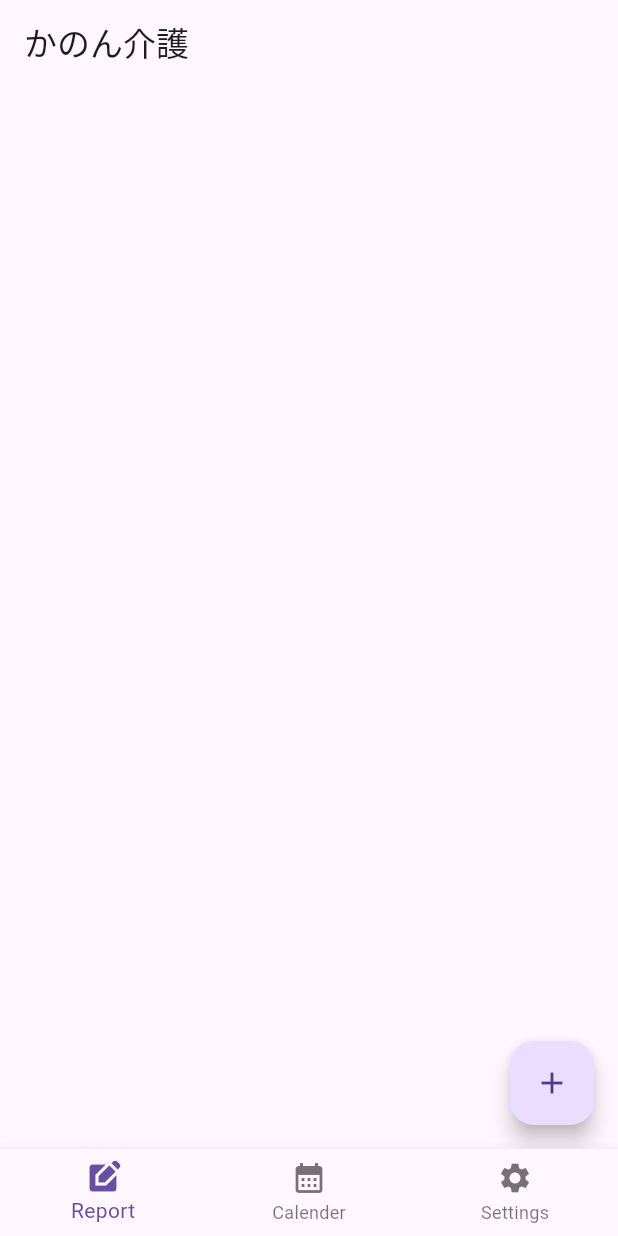
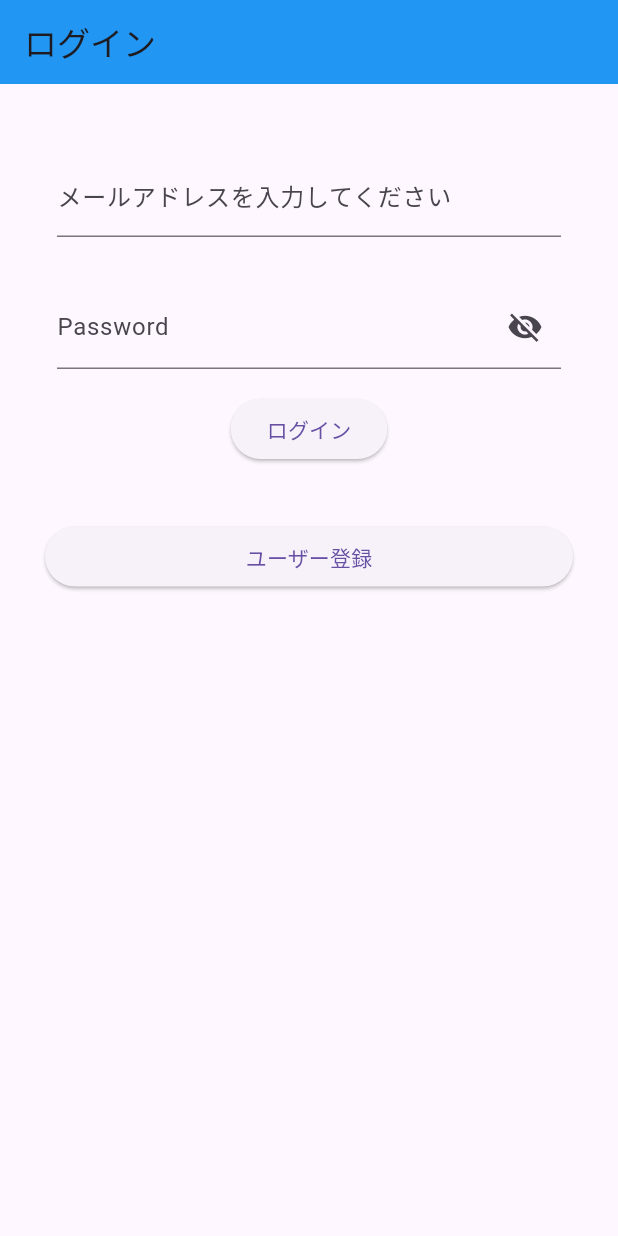
Before and after one commit to taichi20020330/kanonFlutterApp, a Flutter app: the screen it shows after launch, on a phone screen of 412 x 824 dp. Run offline on Flutter 3.47's test engine with Material 3 defaults, Android fonts, the phone set to English and light mode, and no system bars; our stand-ins replace cloud_firestore, firebase_auth, firebase_core, flutter_riverpod, freezed_annotation, hooks_riverpod and 2 more; accounts and stored records are empty; generated files the repository leaves out were written again.

Commit message:
最低限のログイン機能を実装

```diff
--- a/lib/data/enum.dart
+++ b/lib/data/enum.dart
@@ -8,7 +8,6 @@ enum UserLabel {
   const UserLabel(this.label);
   final String label;
 }
-
 
 List<String> simpleUserNameList = [
   "佐藤真美",
@@ -38,13 +37,10 @@ List<String> simpleUserNameList = [
   "川田美希"
 ];
 
-
-
-
-
 enum TimeLabel {
   startTime,
-  endTime, selectTime,
+  endTime,
+  selectTime,
 }
 
 enum OpenFormPageMode {
@@ -57,9 +53,9 @@ enum TimeSelectButtonMode {
   endTimeMode,
 }
 
-
 enum PageType {
   Report,
-  Calender,
+  Calendar,
   Settings,
+  Logout,
 }
--- a/lib/main.dart
+++ b/lib/main.dart
@@ -1,3 +1,4 @@
+import 'package:firebase_auth/firebase_auth.dart';
 import 'package:flutter/material.dart';
 import 'package:hooks_riverpod/hooks_riverpod.dart';
 import 'package:flutter_localizations/flutter_localizations.dart';
@@ -7,7 +8,7 @@ import 'package:kanon_app/data/enum.dart';
 import 'package:kanon_app/data/provider.dart';
 import 'package:kanon_app/data/report.dart';
 import 'package:kanon_app/%20model/report_model.dart';
-// import 'package:flutter_hooks/flutter_hooks.dart';
+import 'package:kanon_app/page/login.dart';
 
 import 'package:firebase_core/firebase_core.dart';
 import 'package:kanon_app/page/form.dart';
@@ -36,6 +37,25 @@ class MyApp extends StatelessWidget {
   // This widget is the root of your application.
   @override
   Widget build(BuildContext context) {
+    // return const MaterialApp(
+    //   localizationsDelegates: [
+    //     GlobalMaterialLocalizations.delegate,
+    //     GlobalWidgetsLocalizations.delegate,
+    //     GlobalCupertinoLocalizations.delegate,
+    //   ],
+    //   supportedLocales: [
+    //     Locale('ja'),
+    //   ],
+    //   locale: Locale('ja'),
+    //   debugShowCheckedModeBanner: false,
+    //   title: 'Flutter Demo',
+    //   home: LoginPage(),
+    // );
+    return StreamBuilder(
+      stream: FirebaseAuth.instance.authStateChanges(),
+      builder: (BuildContext context, AsyncSnapshot<User?> snapshot) {
+        if (snapshot.hasData) {
+          // ログインしている場合の表示するウィジェット
           return const MaterialApp(
             localizationsDelegates: [
               GlobalMaterialLocalizations.delegate,
@@ -50,10 +70,27 @@ class MyApp extends StatelessWidget {
             title: 'Flutter Demo',
             home: BottomNavigationPage(),
           );
+        } else {
+          // ログインしていない場合の表示するウィジェット
+          return const MaterialApp(
+            localizationsDelegates: [
+              GlobalMaterialLocalizations.delegate,
+              GlobalWidgetsLocalizations.delegate,
+              GlobalCupertinoLocalizations.delegate,
+            ],
+            supportedLocales: [
+              Locale('ja'),
+            ],
+            locale: Locale('ja'),
+            debugShowCheckedModeBanner: false,
+            title: 'Flutter Demo',
+            home: LoginPage(),
+          );
+        }
+      },
+    );
   }
 }
-
-
 
 final _currentReport = Provider<Report>((ref) => throw UnimplementedError());
 
@@ -65,21 +102,21 @@ class ReportItem extends HookConsumerWidget {
     final report = ref.watch(_currentReport);
     String formattedDate = DateFormat('yyyy年MM月dd日').format(report.date);
 
-    return  Material(
+    return Material(
       child: Card(
         child: ListTile(
           title: Text(
             selectUser(report.user),
           ),
-        subtitle: Text('$formattedDate ${formatTime(report.startTime)} ~ ${formatTime(report.endTime)}'),
+          subtitle: Text(
+              '$formattedDate ${formatTime(report.startTime)} ~ ${formatTime(report.endTime)}'),
           trailing: const CardMenuTrailing(),
         ),
-
       ),
     );
   }
 
-  String selectUser(int userNumber){
+  String selectUser(int userNumber) {
     switch (userNumber) {
       case 0:
         return '戸松さん';
@@ -98,7 +135,8 @@ class ReportItem extends HookConsumerWidget {
 
   String formatTime(DateTime time) {
     // intlパッケージを使用して24時間形式でフォーマット
-    final formattedTime = DateFormat.Hm().format(DateTime(2023, 1, 1, time.hour, time.minute));
+    final formattedTime =
+        DateFormat.Hm().format(DateTime(2023, 1, 1, time.hour, time.minute));
     return formattedTime;
   }
 }
--- /dev/null
+++ b/lib/page/login.dart
@@ -0,0 +1,129 @@
+import 'package:flutter/material.dart';
+import 'package:firebase_auth/firebase_auth.dart';
+import 'package:kanon_app/module/bottom_navigation.dart';
+import 'package:kanon_app/page/register.dart';
+
+class LoginPage extends StatefulWidget {
+  const LoginPage({Key? key}) : super(key: key);
+
+  @override
+  State<LoginPage> createState() => _LoginPageState();
+}
+
+class _LoginPageState extends State<LoginPage> {
+  bool _isObscure = true;
+
+  String email = '';
+  String password = '';
+  String infoText = '';
+
+  @override
+  Widget build(BuildContext context) {
+    return Scaffold(
+      appBar: AppBar(
+        title: Text('ログイン'),
+        backgroundColor: Colors.blue,
+      ),
+      body: Center(
+        child: Container(
+          padding: const EdgeInsets.all(30.0),
+          child: Column(
+            crossAxisAlignment: CrossAxisAlignment.start,
+            children: <Widget>[
+              Padding(
+                padding:
+                    const EdgeInsets.symmetric(horizontal: 8, vertical: 16),
+                child: TextFormField(
+                  decoration: const InputDecoration(
+                    labelText: 'メールアドレスを入力してください',
+                  ),
+                  onChanged: (String value) {
+                    setState(() {
+                      email = value;
+                    });
+                  },
+                ),
+              ),
+              Padding(
+                padding:
+                    const EdgeInsets.symmetric(horizontal: 8, vertical: 16),
+                child: TextFormField(
+                  obscureText: _isObscure,
+                  decoration: InputDecoration(
+                      labelText: 'Password',
+                      suffixIcon: IconButton(
+                          icon: Icon(_isObscure
+                              ? Icons.visibility_off
+                              : Icons.visibility),
+                          onPressed: () {
+                            setState(() {
+                              _isObscure = !_isObscure;
+                            });
+                          })),
+                  onChanged: ((String value) {
+                    setState(() {
+                      password = value;
+                    });
+                  }),
+                ),
+              ),
+              Center(
+                child: ElevatedButton(
+                    onPressed: () async {
+                      try {
+                        // メール/パスワードでログイン
+                        final FirebaseAuth auth = FirebaseAuth.instance;
+                        await auth.signInWithEmailAndPassword(
+                          email: email,
+                          password: password,
+                        );
+                        // ログインに成功した場合
+                        // チャット画面に遷移＋ログイン画面を破棄
+                        await Navigator.of(context).pushReplacement(
+                          MaterialPageRoute(builder: (context) {
+                            return BottomNavigationPage();
+                          }),
+                        );
+                      } catch (e) {
+                        // ログインに失敗した場合
+                        setState(() {
+                          infoText = "ログインに失敗しました：${e.toString()}";
+                        });
+                      }
+                    },
+                    child: Text('ログイン')),
+              ),
+              Container(
+                padding: EdgeInsets.all(8),
+                // メッセージ表示
+                child: Text(infoText),
+              ),
+              Container(
+                width: double.infinity,
+                // ユーザー登録ボタン
+                child: ElevatedButton(
+                  child: Text('ユーザー登録'),
+                  onPressed: () async {
+                    try {
+                      // チャット画面に遷移＋ログイン画面を破棄
+                      await Navigator.of(context).pushReplacement(
+                        MaterialPageRoute(builder: (context) {
+                          return RegisterPage();
+                        }),
+                      );
+                    } catch (e) {
+                      // ユーザー登録に失敗した場合
+                      setState(() {
+                        infoText = "登録に失敗しました：${e.toString()}";
+                      });
+                    }
+                  },
+                ),
+              )
+            ],
+          ),
+        ),
+      ),
+    );
+  }
+}
--- a/pubspec.yaml
+++ b/pubspec.yaml
@@ -58,6 +58,7 @@ dependencies:
   riverpod_generator: ^2.3.9
   go_router: ^13.0.0
   go_router_builder: ^2.4.0
+  firebase_auth: ^4.16.0
 
 
 
```
Also changed, not shown: lib/data/provider.dart (+1 -8 lines), lib/module/bottom_navigation.dart (+14 -9 lines), lib/module/work_list.dart (+3 -6 lines), lib/page/calendar.dart (renamed from lib/page/calender.dart, +0 -7 lines), lib/page/home.dart (+1 -7 lines), lib/page/logout.dart (added, +75 -0 lines), lib/page/register.dart (added, +109 -0 lines), pubspec.lock, 3 other files. Lines whose indentation alone changed are shown as unchanged.
